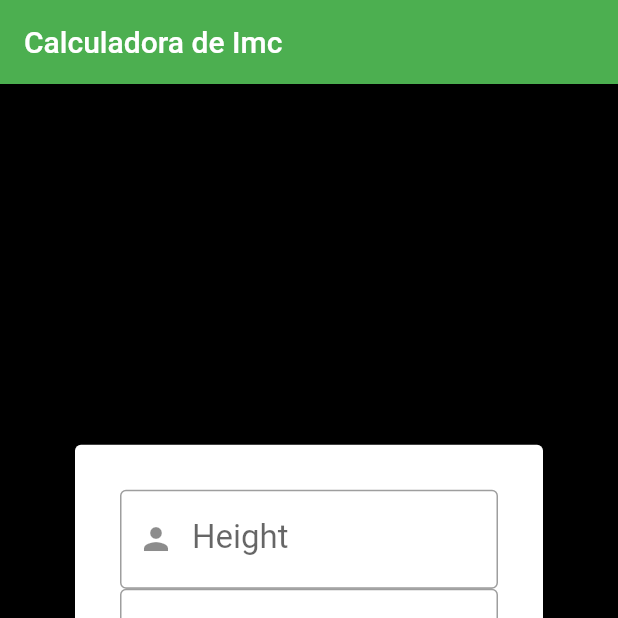
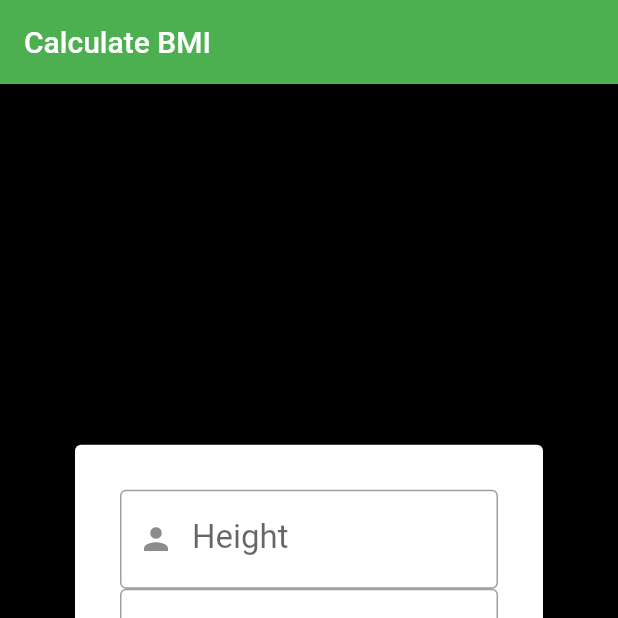
Before and after one commit to Tchako20/Calculadora-IMC-, a Flutter app: the screen it shows after launch, on a phone screen of 412 x 824 dp, the top half of it. Run offline on Flutter 3.47's test engine with Material 2 defaults, Android fonts, the phone set to English and light mode, and no system bars; our stand-ins replace mask_text_input_formatter.

Commit message:
Mudanca no title do app

```diff
--- a/lib/app_widget.dart
+++ b/lib/app_widget.dart
@@ -13,7 +13,7 @@ class MyApp extends StatelessWidget {
       theme: ThemeData(
       primarySwatch: Colors.green,
       ),
-      home: const MyHomePage(title: 'Calculadora de Imc'),
+      home: const MyHomePage(title: 'Calculate BMI'),
     );
   }
 }
```
